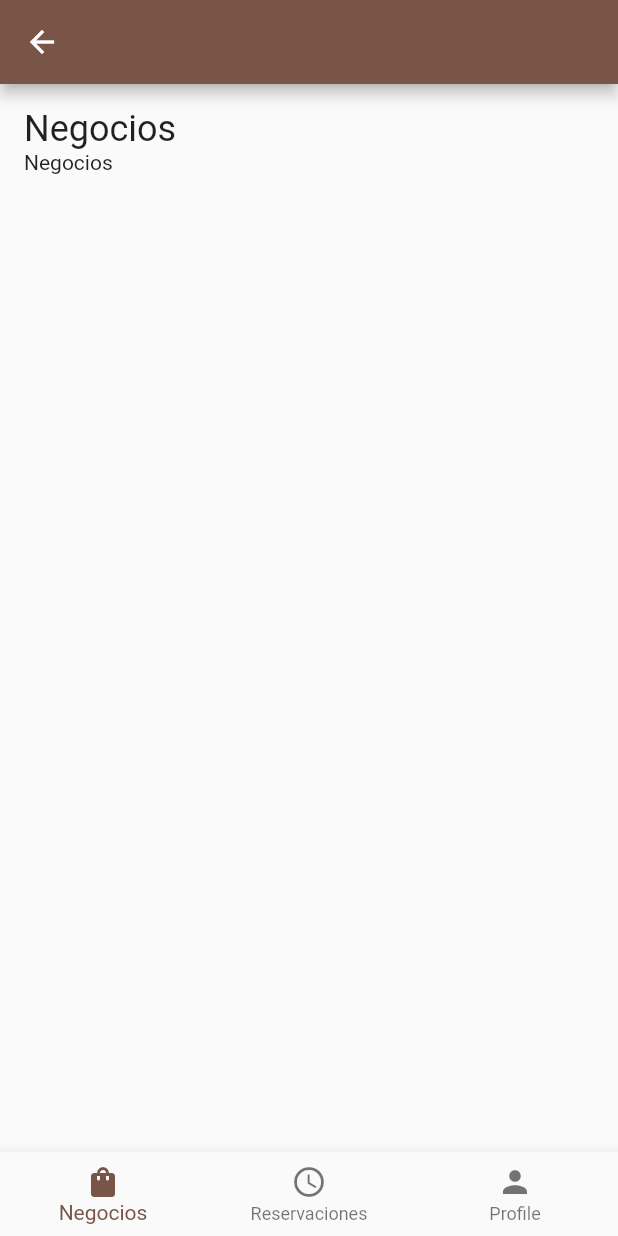
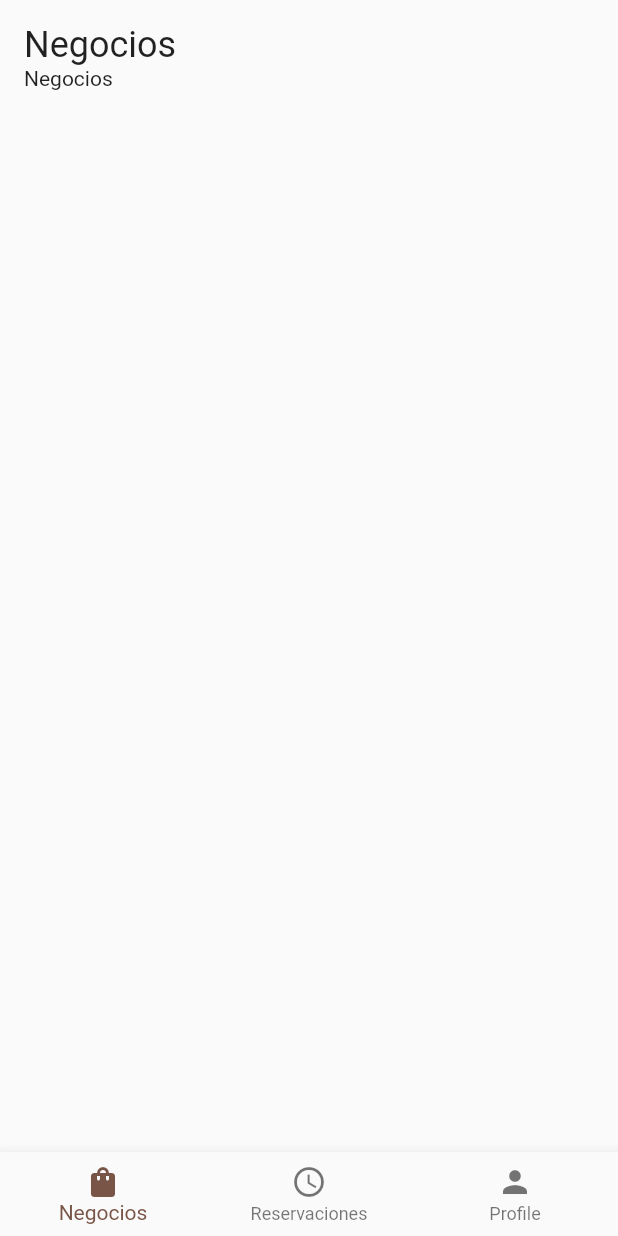
Before and after one commit to jcarloshg/Pineap, a Flutter app: the HomePageClient screen opened directly, on a phone screen of 412 x 824 dp. Run offline on Flutter 3.47's test engine with Material 2 defaults, Android fonts, the phone set to English and light mode, and no system bars.

Commit message:
FIX problem notch whit Safearea widget

```diff
--- a/lib/main.dart
+++ b/lib/main.dart
@@ -1,5 +1,5 @@
 import 'package:flutter/material.dart';
-import 'package:pineap/pages/login.dart';
+import 'package:pineap/pages/Login.dart';
 
 void main() {
   runApp(const MyApp());
--- a/lib/pages/Client/home_page_client.dart
+++ b/lib/pages/Client/home_page_client.dart
@@ -2,8 +2,6 @@ import 'package:flutter/material.dart';
 import 'package:pineap/pages/Client/profile.dart';
 import 'package:pineap/pages/Client/reservations.dart';
 import 'package:pineap/pages/Client/shops.dart';
-import 'package:pineap/styles/sub_title_widget.dart';
-import 'package:pineap/styles/title_widget.dart';
 
 class HomePageClient extends StatefulWidget {
   const HomePageClient({Key? key}) : super(key: key);
@@ -15,9 +13,9 @@ class HomePageClient extends StatefulWidget {
 class _HomePageClientState extends State<HomePageClient> {
   int currentIndex = 0;
   final screens = [
-    Shops(),
-    Reservations(),
-    Profile(),
+    const Shops(),
+    const Reservations(),
+    const Profile(),
   ];
 
   @override
--- a/lib/pages/Client/profile.dart
+++ b/lib/pages/Client/profile.dart
@@ -12,8 +12,8 @@ class Profile extends StatefulWidget {
 class _ProfileState extends State<Profile> {
   @override
   Widget build(BuildContext context) {
-    return Scaffold(
-      appBar: AppBar(),
+    return SafeArea(
+      child: Scaffold(
         body: Padding(
           padding: const EdgeInsets.all(16.0),
           child: Column(
@@ -24,6 +24,7 @@ class _ProfileState extends State<Profile> {
             ],
           ),
         ),
+      ),
     );
   }
 }
--- a/lib/pages/Client/reservations.dart
+++ b/lib/pages/Client/reservations.dart
@@ -12,8 +12,8 @@ class Reservations extends StatefulWidget {
 class _ReservationsState extends State<Reservations> {
   @override
   Widget build(BuildContext context) {
-    return Scaffold(
-      appBar: AppBar(),
+    return SafeArea(
+      child: Scaffold(
         body: Padding(
           padding: const EdgeInsets.all(16.0),
           child: Column(
@@ -24,6 +24,7 @@ class _ReservationsState extends State<Reservations> {
             ],
           ),
         ),
+      ),
     );
   }
 }
--- a/lib/pages/Client/shops.dart
+++ b/lib/pages/Client/shops.dart
@@ -12,8 +12,8 @@ class Shops extends StatefulWidget {
 class _ShopsState extends State<Shops> {
   @override
   Widget build(BuildContext context) {
-    return Scaffold(
-      appBar: AppBar(),
+    return SafeArea(
+      child: Scaffold(
         body: Padding(
           padding: const EdgeInsets.all(16.0),
           child: Column(
@@ -24,6 +24,7 @@ class _ShopsState extends State<Shops> {
             ],
           ),
         ),
+      ),
     );
   }
 }
```
Lines whose indentation alone changed are shown as unchanged.
